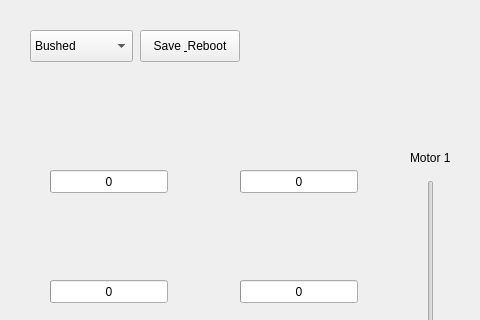
hegoku/DroneControlCenter, file Widgets/mixerform.ui: the form before one commit; both pictures show x 0 to 480 and y 0 to 320 of the 846 by 597 pixel window.
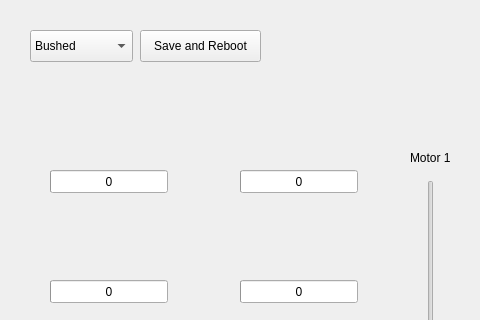
The form after the commit.

Diff of the .ui file:
```diff
--- a/Widgets/mixerform.ui
+++ b/Widgets/mixerform.ui
@@ -271,12 +271,12 @@
     <rect>
      <x>140</x>
      <y>30</y>
-     <width>100</width>
+     <width>121</width>
      <height>32</height>
     </rect>
    </property>
    <property name="text">
-    <string>Save &amp; Reboot</string>
+    <string>Save and Reboot</string>
    </property>
   </widget>
   <widget class="QProgressBar" name="motor_1_throttle">
```
